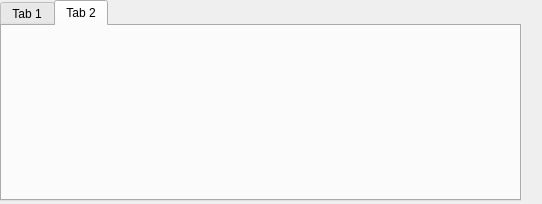
This is ui/main_window.ui in selesdepselesnul/pyqt_crud as Qt 5 draws it before an edit. The edited form follows.
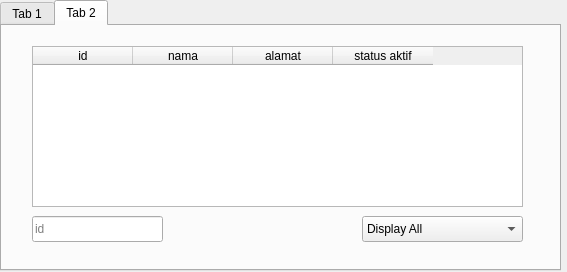
This is the edited form. The open tabs and pages were chosen to show the change.

Commit message: add table and filtering

What changed in the file:
```diff
--- a/ui/main_window.ui
+++ b/ui/main_window.ui
@@ -6,8 +6,8 @@
    <rect>
     <x>0</x>
     <y>0</y>
-    <width>542</width>
-    <height>204</height>
+    <width>567</width>
+    <height>272</height>
    </rect>
   </property>
   <property name="windowTitle">
@@ -18,8 +18,8 @@
     <rect>
      <x>0</x>
      <y>0</y>
-     <width>521</width>
-     <height>201</height>
+     <width>561</width>
+     <height>271</height>
     </rect>
    </property>
    <property name="currentIndex">
@@ -90,6 +90,74 @@
     <attribute name="title">
      <string>Tab 2</string>
     </attribute>
+    <widget class="QTableWidget" name="students_table_widget">
+     <property name="geometry">
+      <rect>
+       <x>30</x>
+       <y>20</y>
+       <width>491</width>
+       <height>161</height>
+      </rect>
+     </property>
+     <column>
+      <property name="text">
+       <string>id</string>
+      </property>
+     </column>
+     <column>
+      <property name="text">
+       <string>nama</string>
+      </property>
+     </column>
+     <column>
+      <property name="text">
+       <string>alamat</string>
+      </property>
+     </column>
+     <column>
+      <property name="text">
+       <string>status aktif</string>
+      </property>
+     </column>
+    </widget>
+    <widget class="QLineEdit" name="find_by_id_line_edit">
+     <property name="geometry">
+      <rect>
+       <x>30</x>
+       <y>190</y>
+       <width>131</width>
+       <height>26</height>
+      </rect>
+     </property>
+     <property name="placeholderText">
+      <string>id</string>
+     </property>
+    </widget>
+    <widget class="QComboBox" name="students_filtering_combo_box">
+     <property name="geometry">
+      <rect>
+       <x>360</x>
+       <y>190</y>
+       <width>161</width>
+       <height>26</height>
+      </rect>
+     </property>
+     <item>
+      <property name="text">
+       <string>Display All</string>
+      </property>
+     </item>
+     <item>
+      <property name="text">
+       <string>Display Active Data</string>
+      </property>
+     </item>
+     <item>
+      <property name="text">
+       <string>Display Deleted Data</string>
+      </property>
+     </item>
+    </widget>
    </widget>
   </widget>
  </widget>
```
Left out of the diff: 12 changed lines with no effect on the pictures. The commit also changes 4 other files.
